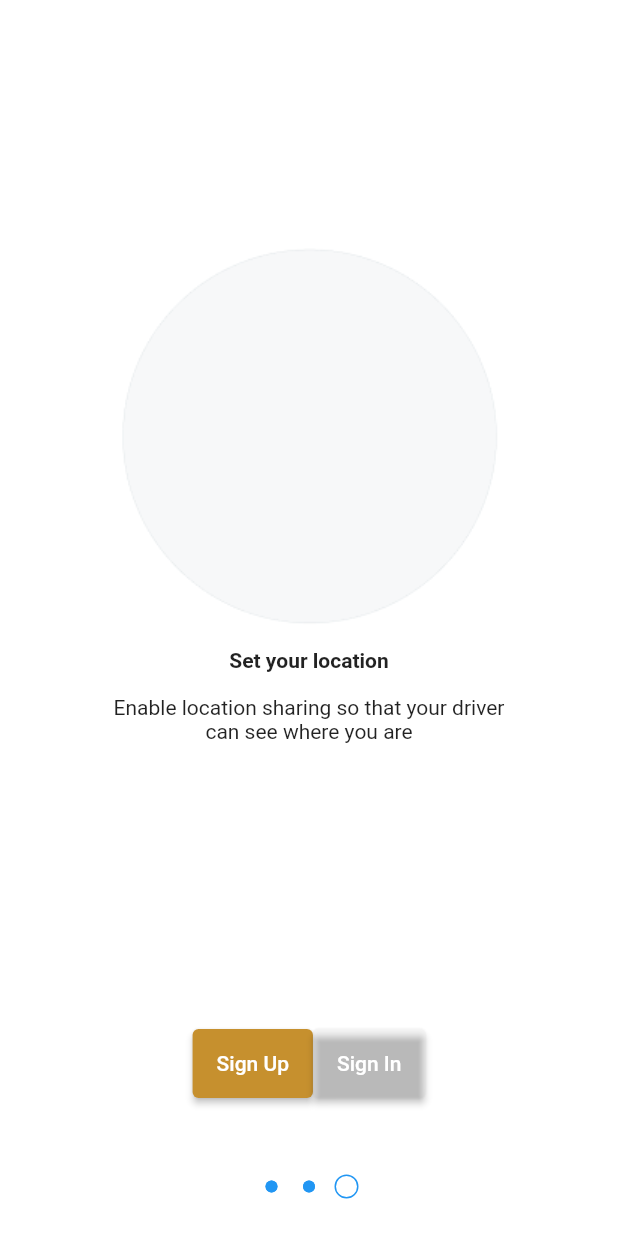
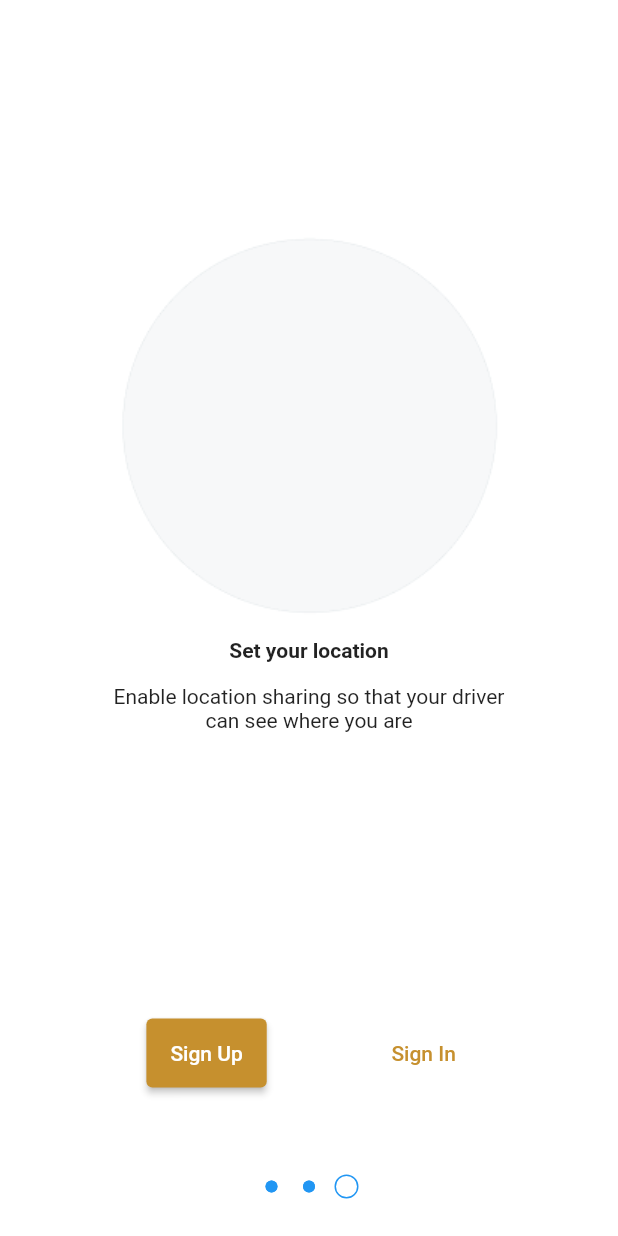
Before and after one commit to maelfosso/andi-taxi-mobile-app, a Flutter app: the screen it shows after launch, swiped to page 3, on a phone screen of 412 x 824 dp. Run offline on Flutter 3.47's test engine with Material 2 defaults, Android fonts, the phone set to English and light mode, and no system bars.

Commit message:
implemented navigation from welcome ui to sign in ui

```diff
--- a/lib/ui/welcome.dart
+++ b/lib/ui/welcome.dart
@@ -1,5 +1,6 @@
 import 'dart:math';
 
+import 'package:andi_taxi/ui/signin.dart';
 import 'package:andi_taxi/ui/signup.dart';
 import 'package:flutter/cupertino.dart';
 import 'package:flutter/material.dart';
@@ -48,6 +49,14 @@ class _WelcomeState extends State<Welcome> {
       .of(context)
       .pushReplacement(
         MaterialPageRoute(builder: (BuildContext context) => new SignUp())
+      );
+  }
+
+  _signIn() {
+    Navigator
+      .of(context)
+      .pushReplacement(
+        MaterialPageRoute(builder: (BuildContext context) => new SignIn())
       );
   }
 
@@ -109,7 +118,7 @@ class _WelcomeState extends State<Welcome> {
       padding: const EdgeInsets.all(25.0),
       child: Center(
         child: Row(
-          mainAxisAlignment: MainAxisAlignment.center,
+          mainAxisAlignment: MainAxisAlignment.spaceEvenly,
           children: [
             ElevatedButton(
               child: Padding(
@@ -121,10 +130,7 @@ class _WelcomeState extends State<Welcome> {
               ),
               onPressed: _signUp
             ),
-            ElevatedButton(
-              style: ElevatedButton.styleFrom(
-                primary: Colors.transparent
-              ),
+            TextButton(
               child: Padding(
                 padding: EdgeInsets.symmetric(vertical: 15.0),
                 child: Text(
@@ -132,7 +138,7 @@ class _WelcomeState extends State<Welcome> {
                   textAlign: TextAlign.center,
                 )
               ),
-              onPressed: _signUp
+              onPressed: _signIn
             )
           ],
         ),
```
